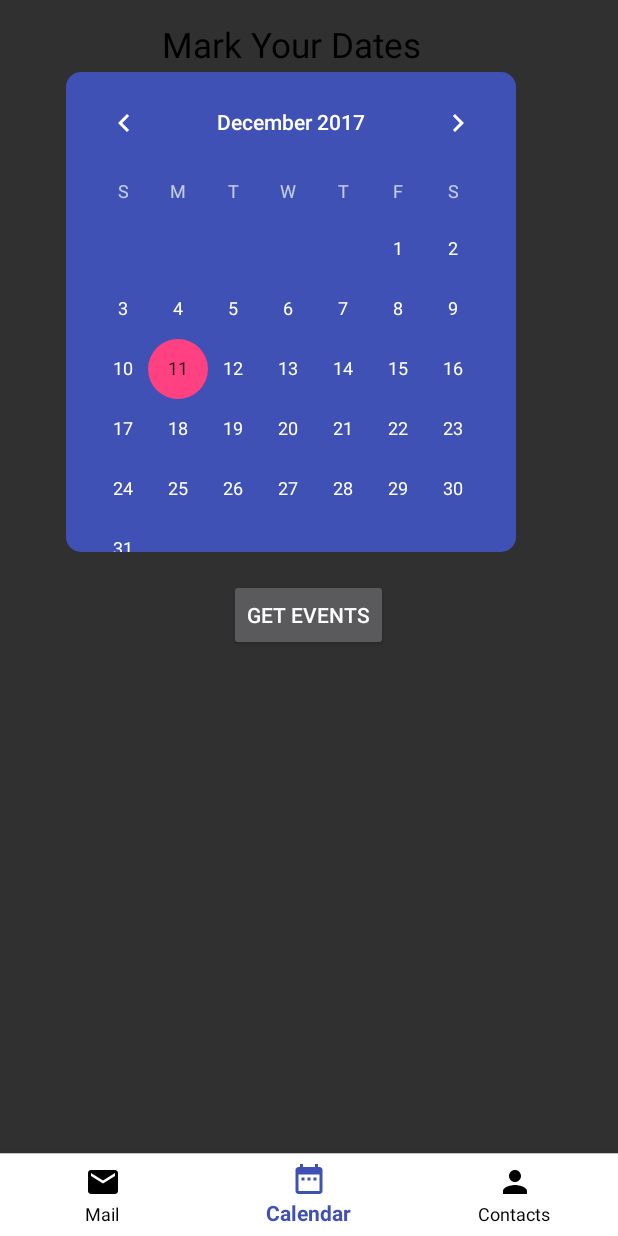
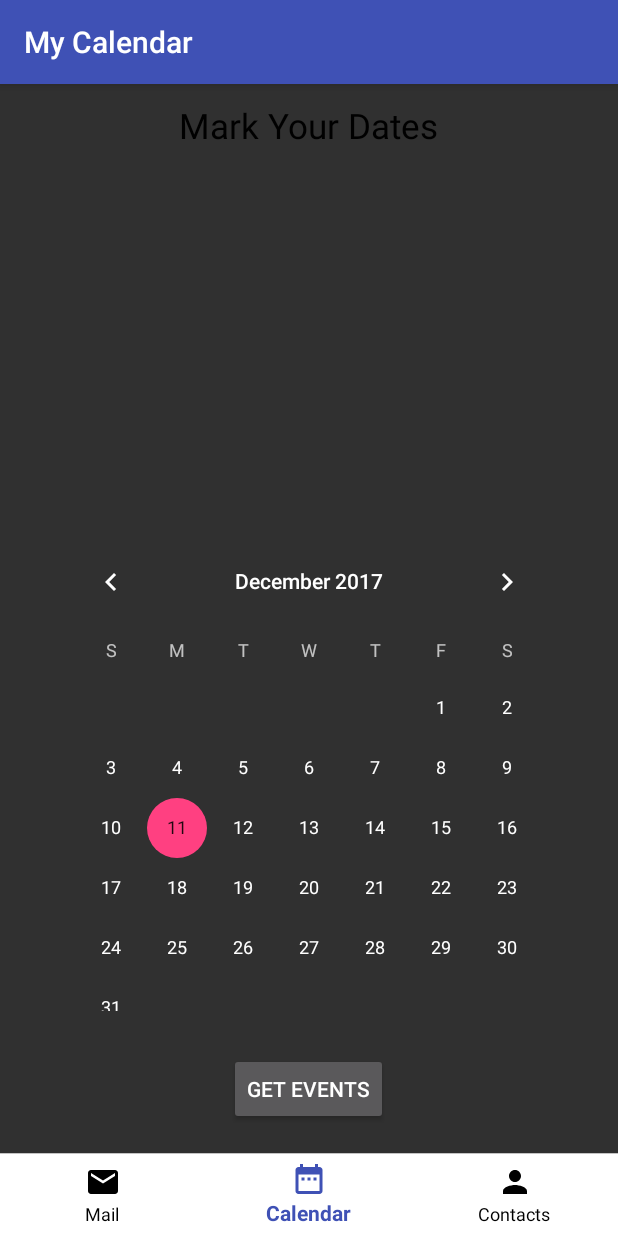
Before and after one commit to TimVanLoon/Integrated-Project-Mobile, an Android app: the CalendarActivity screen opened directly, with no data from a screen before it, on a phone screen of 412 x 824 dp. Run offline under Robolectric (Android 15) with nearby library versions, the phone set to English and light mode, and no system bars; our stand-ins replace Volley; libraries missing offline, so code that uses them is left out: com.microsoft.identity.

Commit message:
Action bar toegevoegd

```diff
--- a/Project_Mobile/app/src/main/java/com/example/keiichi/project_mobile/CalendarActivity.java
+++ b/Project_Mobile/app/src/main/java/com/example/keiichi/project_mobile/CalendarActivity.java
@@ -5,6 +5,7 @@ import android.support.annotation.NonNull;
 import android.support.design.widget.BottomNavigationView;
 import android.support.v7.app.AppCompatActivity;
 import android.os.Bundle;
+import android.support.v7.widget.Toolbar;
 import android.util.Log;
 import android.view.Menu;
 import android.view.MenuItem;
@@ -53,6 +54,9 @@ public class CalendarActivity extends AppCompatActivity {
     protected void onCreate(Bundle savedInstanceState) {
         super.onCreate(savedInstanceState);
         setContentView(R.layout.activity_calendar);
+
+        Toolbar myToolbar = (Toolbar) findViewById(R.id.toolbar);
+        setSupportActionBar(myToolbar);
 
         accessToken = getIntent().getStringExtra("AccessToken");
 
--- a/Project_Mobile/app/src/main/java/com/example/keiichi/project_mobile/ContactsActivity.java
+++ b/Project_Mobile/app/src/main/java/com/example/keiichi/project_mobile/ContactsActivity.java
@@ -5,6 +5,7 @@ import android.support.annotation.NonNull;
 import android.support.design.widget.BottomNavigationView;
 import android.support.v7.app.AppCompatActivity;
 import android.os.Bundle;
+import android.support.v7.widget.Toolbar;
 import android.util.Log;
 import android.view.Menu;
 import android.view.MenuItem;
@@ -44,6 +45,9 @@ public class ContactsActivity extends AppCompatActivity {
     protected void onCreate(Bundle savedInstanceState) {
         super.onCreate(savedInstanceState);
         setContentView(R.layout.activity_contacts);
+
+        Toolbar myToolbar = (Toolbar) findViewById(R.id.toolbar);
+        setSupportActionBar(myToolbar);
 
         contactsListView = (ListView) findViewById(R.id.contactsListView);
 
--- a/Project_Mobile/app/src/main/java/com/example/keiichi/project_mobile/ListMailsActvity.java
+++ b/Project_Mobile/app/src/main/java/com/example/keiichi/project_mobile/ListMailsActvity.java
@@ -10,6 +10,7 @@ import android.support.annotation.NonNull;
 import android.support.design.widget.BottomNavigationView;
 import android.support.v7.app.AppCompatActivity;
 // import android.support.v7.app.NotificationCompat;
+import android.support.v7.widget.Toolbar;
 import android.util.Log;
 import android.view.Menu;
 import android.view.MenuItem;
@@ -88,6 +89,9 @@ public class ListMailsActvity extends AppCompatActivity {
         mListview = (ListView) findViewById(R.id.ListViewMails);
         signOutButton = (Button) findViewById(R.id.clearCache);
         toSendMailActivity = (Button) findViewById(R.id.ButtonSendMail);
+
+        Toolbar myToolbar = (Toolbar) findViewById(R.id.toolbar);
+        setSupportActionBar(myToolbar);
 
        // addNotification();
 
--- a/Project_Mobile/app/src/main/res/layout/activity_calendar.xml
+++ b/Project_Mobile/app/src/main/res/layout/activity_calendar.xml
@@ -7,14 +7,22 @@
     android:orientation="vertical"
     tools:context="com.example.keiichi.project_mobile.CalendarActivity">
 
+    <android.support.v7.widget.Toolbar
+        android:id="@+id/toolbar"
+        android:layout_width="match_parent"
+        android:layout_height="?attr/actionBarSize"
+        android:background="?attr/colorPrimary"
+        android:elevation="4dp"
+        android:theme="@style/ThemeOverlay.AppCompat.ActionBar"
+        app:popupTheme="@style/ThemeOverlay.AppCompat.Light" />
+
     <TextView
         android:id="@+id/myDate"
         android:layout_width="wrap_content"
         android:layout_height="wrap_content"
-        android:layout_alignParentTop="true"
-        android:layout_alignStart="@+id/linearLayout"
-        android:layout_marginStart="64dp"
-        android:layout_marginTop="14dp"
+        android:layout_below="@+id/toolbar"
+        android:layout_centerHorizontal="true"
+        android:layout_marginTop="12dp"
         android:text="Mark Your Dates"
         android:textAlignment="center"
         android:textColor="#000"
@@ -27,13 +35,6 @@
         android:layout_marginTop="48dp"
         android:background="@drawable/bg_calen"
         android:id="@+id/linearLayout">
-
-        <CalendarView
-            android:id="@+id/calendarView"
-            android:layout_width="wrap_content"
-            android:layout_height="320dp">
-
-        </CalendarView>
 
     </LinearLayout>
 
@@ -56,9 +57,19 @@
         android:id="@+id/eventsButton"
         android:layout_width="wrap_content"
         android:layout_height="wrap_content"
-        android:layout_below="@+id/linearLayout"
+        android:layout_above="@+id/navigation"
         android:layout_centerHorizontal="true"
-        android:layout_marginTop="18dp"
+        android:layout_marginBottom="18dp"
         android:text="Get Events" />
 
+    <CalendarView
+        android:id="@+id/calendarView"
+        android:layout_width="wrap_content"
+        android:layout_height="320dp"
+        android:layout_above="@+id/eventsButton"
+        android:layout_centerHorizontal="true"
+        android:layout_marginBottom="28dp">
+
+    </CalendarView>
+
 </RelativeLayout>
--- a/Project_Mobile/app/src/main/res/layout/activity_display_mail.xml
+++ b/Project_Mobile/app/src/main/res/layout/activity_display_mail.xml
@@ -4,6 +4,7 @@
     xmlns:tools="http://schemas.android.com/tools"
     android:layout_width="match_parent"
     android:layout_height="match_parent"
+    android:background="@color/darkGrey"
     tools:context="com.example.keiichi.project_mobile.DisplayMailActivity">
 
     <TextView
```
Also changed, not shown: Project_Mobile/app/src/main/AndroidManifest.xml (+7 -2 lines), Project_Mobile/app/src/main/res/layout/activity_contacts.xml (+14 -2 lines), Project_Mobile/app/src/main/res/layout/activity_list_mails.xml (+10 -0 lines).
